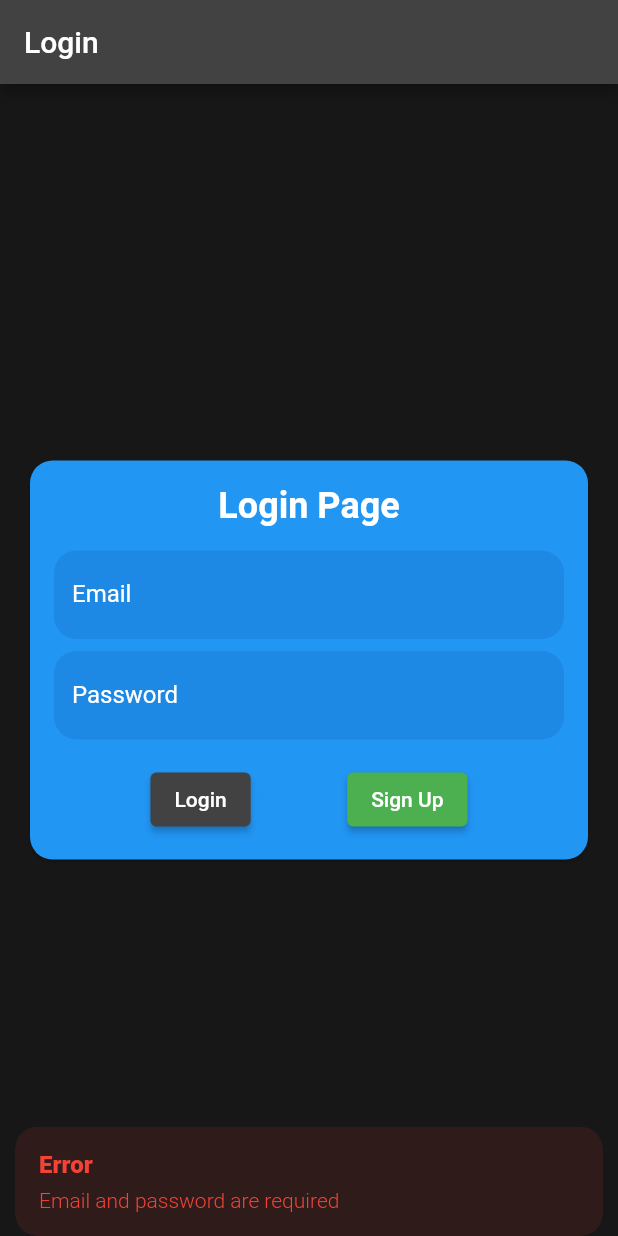
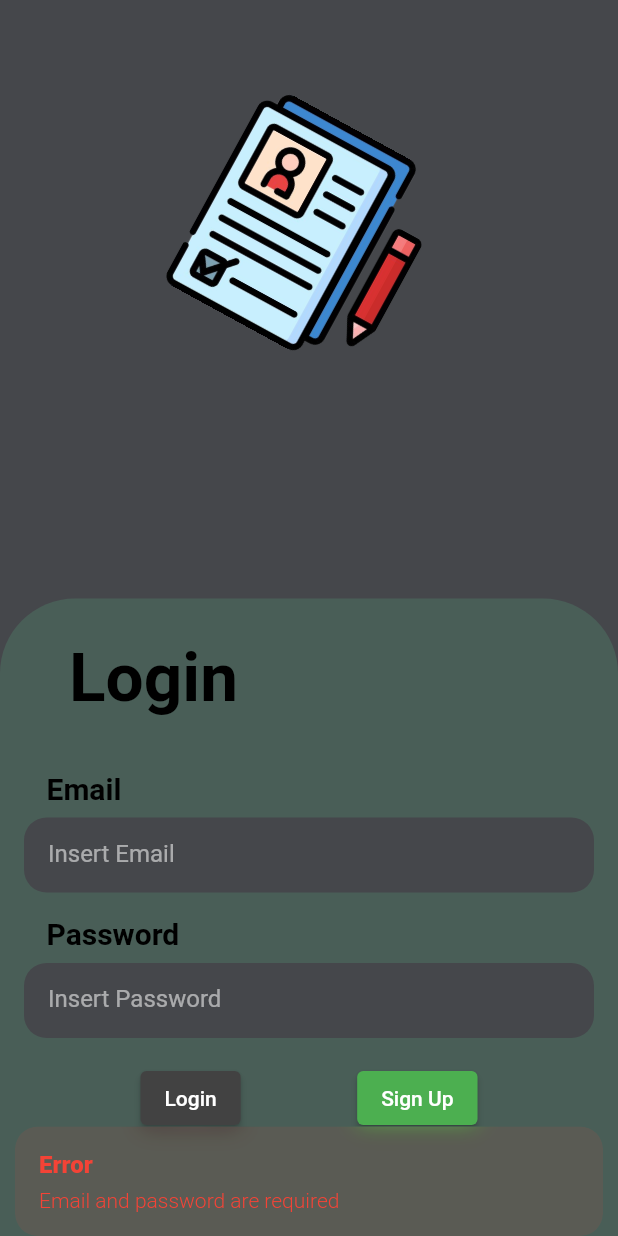
Before and after one commit to Minsa111/noteapp, a Flutter app: the screen it shows after launch, after a tap on "Login", on a phone screen of 412 x 824 dp. Run offline on Flutter 3.47's test engine with Material 2 defaults, Android fonts, the phone set to English and light mode, and no system bars; our stand-ins replace cloud_firestore, firebase_auth, firebase_core, get, get_storage, image_picker and 1 more; accounts and stored records are empty; Roboto replaces fonts that are missing (Plus Jakarta Sans).

Commit message:
Slicing UI login page and add Splash Screen

```diff
--- a/lib/routes/app_pages.dart
+++ b/lib/routes/app_pages.dart
@@ -4,6 +4,7 @@ import 'package:get/get.dart';
 import 'package:noteapp/views/edit.dart';
 import 'package:noteapp/views/home.dart';
 import 'package:noteapp/views/login.dart';
+import 'package:noteapp/views/splash.dart';
 import 'package:noteapp/views/webview.dart';
 
 part 'app_routes.dart';
@@ -11,8 +12,8 @@ part 'app_routes.dart';
 class AppPages {
   AppPages._();
 
-  // Change INITIAL to point to the login route
-  static const INITIAL = Routes.LOGIN;
+  // Change INITIAL to point to the splash screen route
+  static const INITIAL = Routes.SPLASH;
 
   static final routes = [
     GetPage(
@@ -31,7 +32,10 @@ class AppPages {
       name: _Paths.TUTORWEB,
       page: () => const TutorWebScreen(),
     ),
+    GetPage(
+      // Update to include the splash route
+      name: _Paths.SPLASH,
+      page: () => const SplashScreen(),
+    ),
   ];
 }
-
-// ...
--- a/lib/routes/app_routes.dart
+++ b/lib/routes/app_routes.dart
@@ -2,7 +2,9 @@
 
 part of 'app_pages.dart';
 
+// Update the Routes and _Paths classes
 abstract class Routes {
+  static const SPLASH = '/splash'; // Add splash route
   static const LOGIN = '/login';
   static const HOME = '/home';
   static const EDIT = '/edit';
@@ -10,6 +12,7 @@ abstract class Routes {
 }
 
 abstract class _Paths {
+  static const SPLASH = '/splash'; // Add splash path
   static const LOGIN = '/login';
   static const HOME = '/home';
   static const EDIT = '/edit';
--- a/lib/views/login.dart
+++ b/lib/views/login.dart
@@ -1,6 +1,3 @@
-// login.dart
-// ignore_for_file: prefer_const_constructors, no_leading_underscores_for_local_identifiers
-
 import 'package:flutter/material.dart';
 import 'package:get/get.dart';
 import 'package:noteapp/controller/authcontroller.dart';
@@ -46,76 +43,128 @@ class LoginScreen extends StatelessWidget {
     }
 
     return Scaffold(
-      appBar: AppBar(
-        title: Text('Login'),
-        backgroundColor:Colors.grey.shade800,
+
+      backgroundColor: const Color.fromARGB(255, 69, 71, 75),
+      body: Stack(
+        children: [
+          // Gambar logo di atas stack dengan rotasi
+          Positioned(
+            top: 80,
+            left: 0,
+            right: 0,
+            child: Center(
+              child: Transform.rotate(
+                angle: 0.5, // Sudut rotasi dalam radian
+                child: Image.asset(
+                  'assets/Logo.png', // Ganti dengan path gambar logo Anda
+                  width: 150,
+                  height: 150,
+                  // Sesuaikan ukuran gambar sesuai kebutuhan
                 ),
-      backgroundColor: const Color.fromARGB(255, 23, 23, 23),
-      body: Center(
-        child: Card(
-          margin: EdgeInsets.all(20.0),
+              ),
+            ),
+          ),
+          Positioned(
+            left: 0,
+            right: 0,
+            bottom: -200,
+            child: Container(
+              width: double.infinity,
+              height: 625,
+              clipBehavior: Clip.antiAlias,
+              decoration: ShapeDecoration(
+                color: Color(0xFF495E57),
                 shape: RoundedRectangleBorder(
-            borderRadius: BorderRadius.circular(15.0),
+                  borderRadius: BorderRadius.only(
+                    topLeft: Radius.circular(50),
+                    topRight: Radius.circular(50),
                   ),
-          color: Colors.blue,
+                ),
+              ),
               child: Padding(
-            padding: EdgeInsets.all(16.0),
+                padding: const EdgeInsets.all(16.0),
                 child: Column(
-              mainAxisSize: MainAxisSize.min,
+                  crossAxisAlignment: CrossAxisAlignment.start,
                   children: [
-                Text(
-                  'Login Page',
+                    Padding(
+                      padding: const EdgeInsets.only(left: 30.0, top: 10.0),
+                      child: Text(
+                        'Login',
                         style: TextStyle(
-                    color: Colors.white,
-                    fontSize: 24.0,
+                          color: Colors.black,
+                          fontSize: 45.0,
                           fontWeight: FontWeight.bold,
                         ),
                       ),
-                SizedBox(height: 16.0),
-                TextFormField(
-                  controller: emailController,
-                  decoration: InputDecoration(
-                    labelText: 'Email',
-                    hintText:'Insert Email',
-                    filled: true,
-                    fillColor: Colors.blue.shade600,
-                    labelStyle: TextStyle(color: Colors.white),
-                    hintStyle: TextStyle(color: Colors.white54),
-                    focusedBorder: OutlineInputBorder(
-                      borderRadius: BorderRadius.circular(15),
-                      borderSide: const BorderSide(color: Colors.black38),
-
                     ),
-                    enabledBorder: OutlineInputBorder(
-                      borderRadius: BorderRadius.circular(15),
-                      borderSide: const BorderSide(color: Colors.transparent)
-                    )
-
+                    SizedBox(height: 36.0),
+                    Padding(
+                      padding: const EdgeInsets.only(left: 15.0),
+                      child: Text(
+                        'Email',
+                        style: TextStyle(
+                          color: Colors.black,
+                          fontSize: 20,
+                          fontFamily: 'Plus Jakarta Sans',
+                          fontWeight: FontWeight.w600,
                         ),
-                  style: TextStyle(color: Colors.white),
+                      ),
                     ),
                     SizedBox(height: 8.0),
-                TextFormField(
+                    Container(
+                      width: double.infinity,
+                      height: 50,
+                      decoration: BoxDecoration(
+                        color: const Color.fromRGBO(69, 71, 75, 100),
+                        borderRadius: BorderRadius.circular(15),
+                      ),
+                      child: Padding(
+                        padding: const EdgeInsets.symmetric(horizontal: 16.0),
+                        child: TextFormField(
+                          controller: emailController,
+                          style: TextStyle(color: Colors.white),
+                          decoration: InputDecoration(
+                            border: InputBorder.none,
+                            hintText: 'Insert Email',
+                            hintStyle: TextStyle(color: Colors.white54),
+                          ),
+                        ),
+                      ),
+                    ),
+                    SizedBox(height: 16.0),
+                    Padding(
+                      padding: const EdgeInsets.only(left: 15.0),
+                      child: Text(
+                        'Password',
+                        style: TextStyle(
+                          color: Colors.black,
+                          fontSize: 20,
+                          fontFamily: 'Plus Jakarta Sans',
+                          fontWeight: FontWeight.w600,
+                        ),
+                      ),
+                    ),
+                    SizedBox(height: 8.0),
+                    Container(
+                      width: double.infinity,
+                      height: 50,
+                      decoration: BoxDecoration(
+                        color: const Color.fromRGBO(69, 71, 75, 100),
+                        borderRadius: BorderRadius.circular(15),
+                      ),
+                      child: Padding(
+                        padding: const EdgeInsets.symmetric(horizontal: 16.0),
+                        child: TextFormField(
                           controller: passwordController,
-                  decoration: InputDecoration(
-                    labelText: 'Password',
-                    hintText: 'Insert Password',
-                    filled: true,
-                    hintStyle: TextStyle(color: Colors.white54),
-                    labelStyle: TextStyle(color: Colors.white),
-                    fillColor: Colors.blue.shade600,
-                    focusedBorder: OutlineInputBorder(
-                      borderRadius: BorderRadius.circular(15),
-                      borderSide: const BorderSide(color: Colors.black38),
-                    ),
-                    enabledBorder: OutlineInputBorder(
-                      borderRadius: BorderRadius.circular(15),
-                      borderSide: const BorderSide(color: Colors.transparent)
-                    )
-
-                  ),
                           style: TextStyle(color: Colors.white),
                           obscureText: true,
+                          decoration: InputDecoration(
+                            border: InputBorder.none,
+                            hintText: 'Insert Password',
+                            hintStyle: TextStyle(color: Colors.white54),
+                          ),
+                        ),
+                      ),
                     ),
                     SizedBox(height: 16.0),
                     Row(
@@ -134,8 +183,7 @@ class LoginScreen extends StatelessWidget {
                             Get.to(() => SignUpScreen());
                           },
                           style: ElevatedButton.styleFrom(
-                        primary:
-                            Colors.green, // Change the sign-up button color
+                            primary: Colors.green,
                           ),
                           child: Text('Sign Up'),
                         ),
@@ -146,6 +194,8 @@ class LoginScreen extends StatelessWidget {
               ),
             ),
           ),
+        ],
+      ),
     );
   }
 }
--- /dev/null
+++ b/lib/views/splash.dart
@@ -0,0 +1,79 @@
+// splash.dart
+import 'dart:async';
+import 'package:flutter/material.dart';
+import 'package:get/get.dart';
+import 'login.dart'; // Import the LoginScreen
+
+class SplashScreen extends StatefulWidget {
+  const SplashScreen({Key? key}) : super(key: key);
+
+  @override
+  _SplashScreenState createState() => _SplashScreenState();
+}
+
+class _SplashScreenState extends State<SplashScreen> {
+  @override
+  void initState() {
+    super.initState();
+    // Tambahkan efek fade-in menggunakan AnimatedOpacity
+    _fadeIn();
+  }
+
+  _fadeIn() async {
+    await Future.delayed(Duration(milliseconds: 500)); // Delay sebentar sebelum fade-in
+    setState(() {
+      _opacity = 1.0;
+    });
+
+    // Tambahkan delay sebelum fade-out
+    await Future.delayed(Duration(seconds: 2));
+
+    // Tambahkan efek fade-out
+    _fadeOut();
+  }
+
+  _fadeOut() {
+    setState(() {
+      _opacity = 0.0;
+    });
+
+    // Tambahkan delay sebelum pindah ke layar login setelah fade-out
+    Future.delayed(Duration(milliseconds: 500), () {
+      Get.offAndToNamed('/login');
+    });
+  }
+
+  double _opacity = 0.0; // Nilai awal opacity
+
+  @override
+  Widget build(BuildContext context) {
+    return Scaffold(
+      backgroundColor: const Color.fromARGB(255, 69, 71, 75),
+      body: Center(
+        child: AnimatedOpacity(
+          opacity: _opacity,
+          duration: Duration(seconds: 1), // Durasi animasi fade-in dan fade-out
+          child: Column(
+            mainAxisAlignment: MainAxisAlignment.center,
+            children: [
+              // Ganti dengan widget Image untuk menampilkan gambar
+              Image.asset(
+                'assets/Logo.png', // Ganti dengan path gambar Anda
+                width: 120.0, // Sesuaikan ukuran gambar sesuai kebutuhan
+                height: 120.0,
+              ),
+              SizedBox(height: 16.0), // Berikan sedikit ruang antara gambar dan teks
+              Text(
+                'NoteApps',
+                style: TextStyle(
+                  fontSize: 50.0,
+                  fontWeight: FontWeight.bold,
+                ),
+              ),
+            ],
+          ),
+        ),
+      ),
+    );
+  }
+}
--- a/pubspec.yaml
+++ b/pubspec.yaml
@@ -64,6 +64,8 @@ flutter:
   # the material Icons class.
   uses-material-design: true
 
+  assets:
+    - assets/
   # To add assets to your application, add an assets section, like this:
   # assets:
   #   - images/a_dot_burr.jpeg
```
Also changed, not shown: assets/Logo.png (added). Lines whose indentation alone changed are shown as unchanged.
